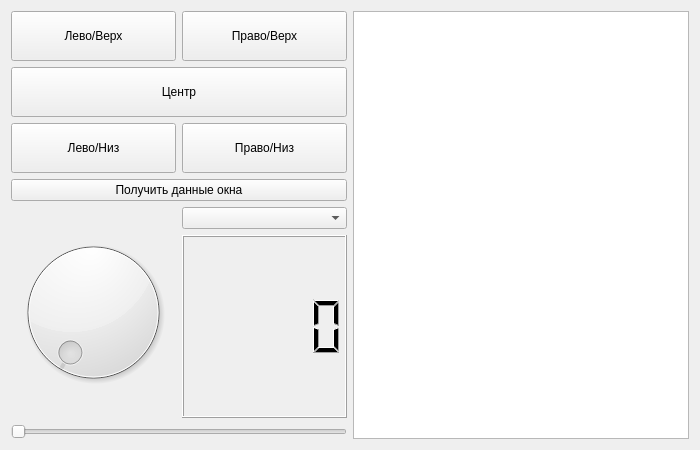
Dmitriy286/QT, file scripts/P2/ui/P2_QtEventHandling_MyWidgetsForm_design.ui: the form before one commit.
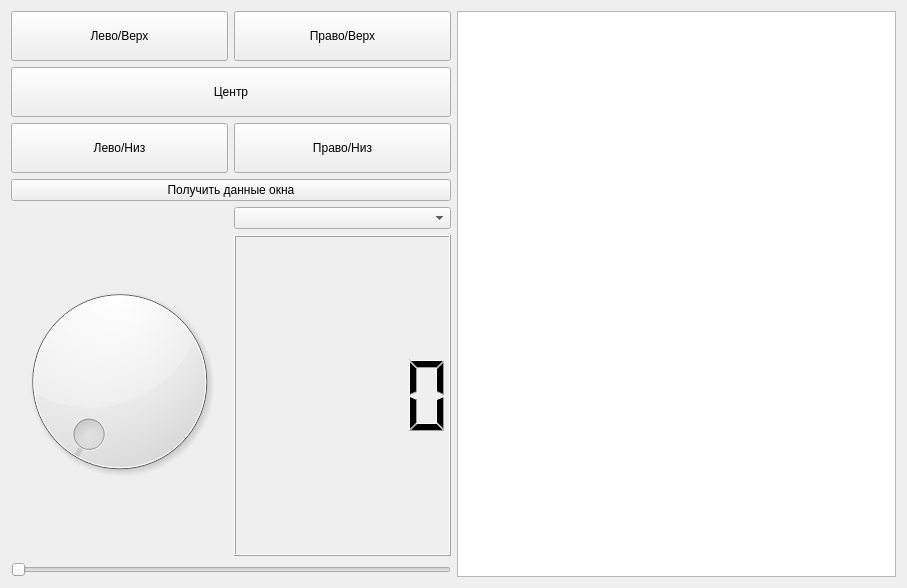
The form after the commit.

The edit to the form file:
```diff
--- a/scripts/P2/ui/P2_QtEventHandling_MyWidgetsForm_design.ui
+++ b/scripts/P2/ui/P2_QtEventHandling_MyWidgetsForm_design.ui
@@ -6,8 +6,8 @@
    <rect>
     <x>0</x>
     <y>0</y>
-    <width>700</width>
-    <height>450</height>
+    <width>907</width>
+    <height>588</height>
    </rect>
   </property>
   <property name="minimumSize">
```
